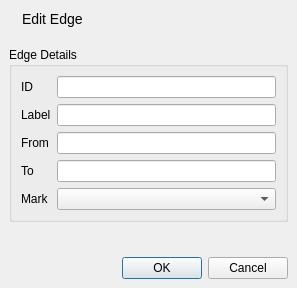
The window that src/developer/graphview/editedgedialog.ui (maccth/GP2-editor) describes before a commit, drawn with Qt 5.
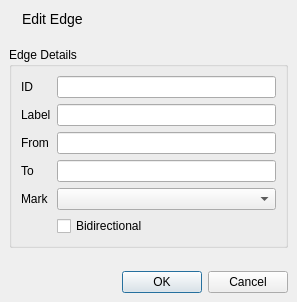
The same window after the commit. Icons and pictures are not drawn.

Commit message: Enable propagation of isBidirectional for edges between textual representation and UI elements.

```diff
--- a/src/developer/graphview/editedgedialog.ui
+++ b/src/developer/graphview/editedgedialog.ui
@@ -7,7 +7,7 @@
     <x>0</x>
     <y>0</y>
     <width>297</width>
-    <height>288</height>
+    <height>302</height>
    </rect>
   </property>
   <property name="windowTitle">
@@ -126,6 +126,13 @@
            </property>
           </widget>
          </item>
+         <item row="5" column="1">
+          <widget class="QCheckBox" name="bidirectionalBox">
+           <property name="text">
+            <string>Bidirectional</string>
+           </property>
+          </widget>
+         </item>
         </layout>
        </widget>
       </item>
```
The commit also changes 11 other files.
